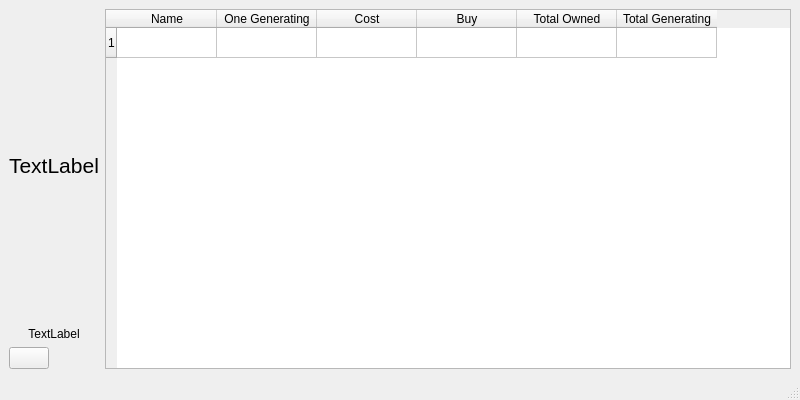
This is gui/uic/gui.ui in okh-mzny/clickerGame as Qt 5 draws it before an edit. The edited form follows.
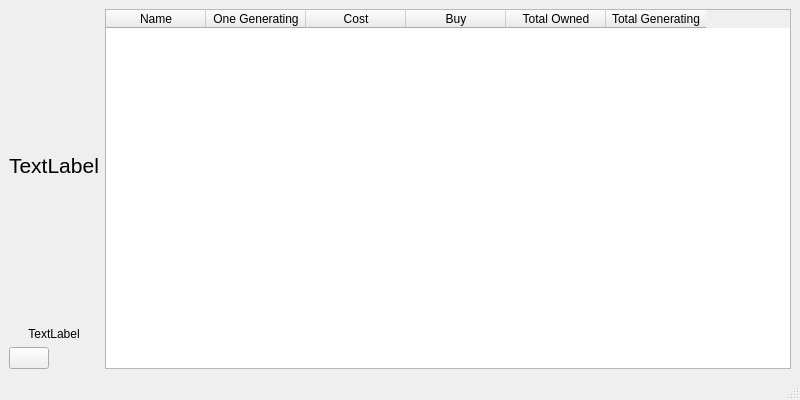
This is the edited form. Icons and pictures are not drawn.

Commit message: basic gui integration

```diff
--- a/gui/uic/gui.ui
+++ b/gui/uic/gui.ui
@@ -126,16 +126,11 @@
          <bool>false</bool>
         </property>
         <property name="rowCount">
-         <number>1</number>
+         <number>0</number>
         </property>
         <property name="columnCount">
          <number>6</number>
         </property>
-        <row>
-         <property name="text">
-          <string>1</string>
-         </property>
-        </row>
         <column>
          <property name="text">
           <string>Name</string>
```
The commit also changes 2 other files.
